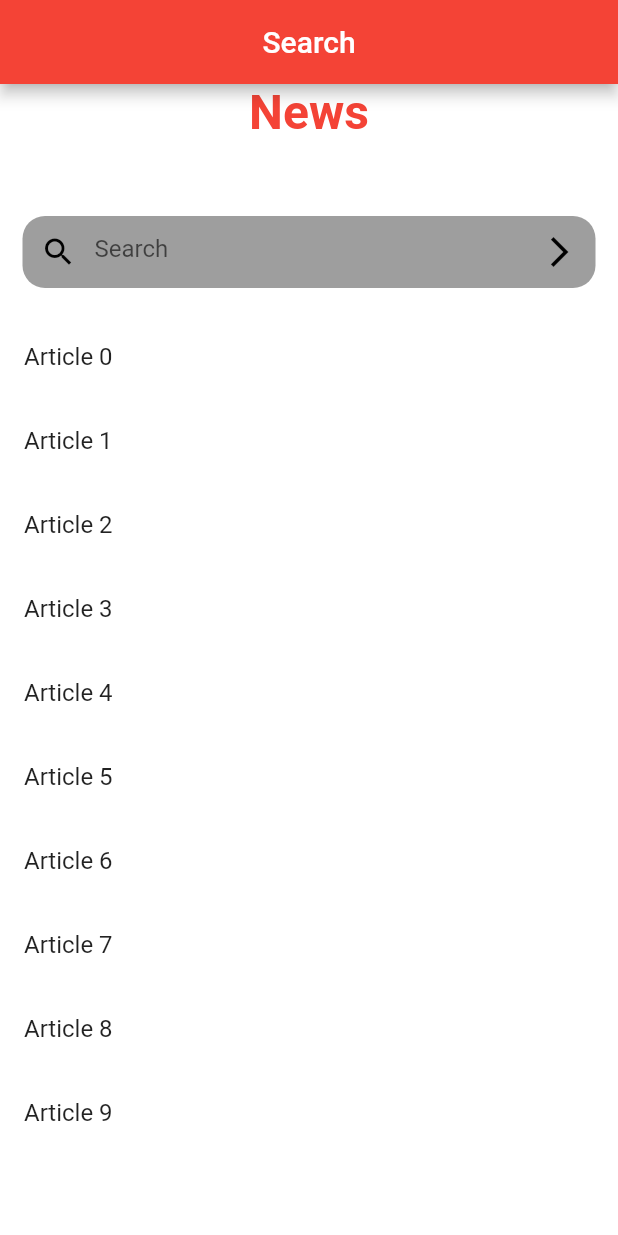
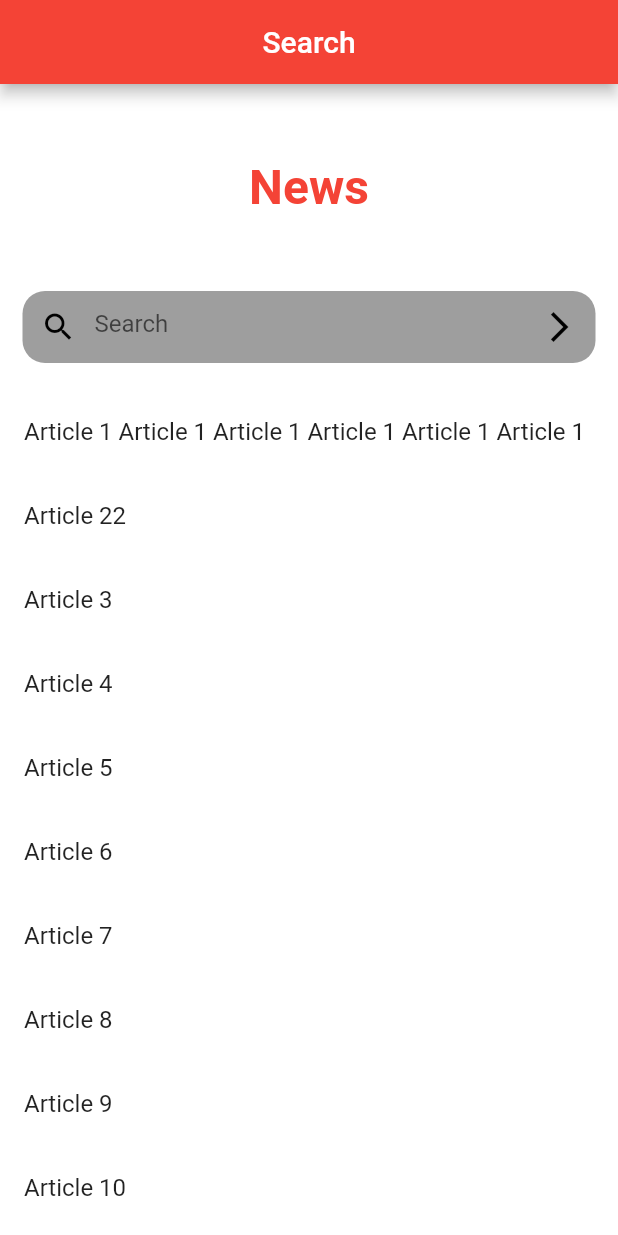
Before and after one commit to XsnakezonX/Flutter_course, a Flutter app: the screen it shows after launch, on a phone screen of 412 x 824 dp. Run offline on Flutter 3.47's test engine with Material 2 defaults, Android fonts, the phone set to English and light mode, and no system bars.

Commit message:
changed page styling

```diff
--- a/demo/lib/search.dart
+++ b/demo/lib/search.dart
@@ -19,14 +19,14 @@ class SearchScreen extends StatefulWidget {
 class _SearchScreenState extends State<SearchScreen> {
   List<Article> articles = [
     Article(
-        title: 'Article 1',
-        author: 'Amy',
+        title: 'Article 1 Article 1 Article 1 Article 1 Article 1 Article 1',
+        author: 'Amyy',
         source: 'Google',
         publishedAt: 'today',
         url: 'www.abc.com'),
     Article(
-        title: 'Article 2',
-        author: 'Bob',
+        title: 'Article 22',
+        author: 'Bobb',
         source: 'Google',
         publishedAt: 'today',
         url: 'www.abc.com'),
@@ -88,14 +88,15 @@ class _SearchScreenState extends State<SearchScreen> {
         backgroundColor: Colors.red,
         title: Center(child: Text('Search')),
       ),
-      body: Column(
+      body: Center(
+        child: Column(
           children: [
-          Center(
-              child: Text('News',
+            SizedBox(height: 50),
+            Text('News',
                 style: TextStyle(
                     color: Colors.red,
                     fontSize: 32,
-                      fontWeight: FontWeight.bold))),
+                    fontWeight: FontWeight.bold)),
             SizedBox(height: 50),
             Padding(
                 padding: const EdgeInsets.fromLTRB(15, 0, 15, 18),
@@ -103,7 +104,8 @@ class _SearchScreenState extends State<SearchScreen> {
                     decoration: InputDecoration(
                   hintText: 'Search',
                   prefixIcon: Icon(Icons.search, color: Colors.black),
-                suffixIcon: Icon(Icons.arrow_forward_ios, color: Colors.black),
+                  suffixIcon:
+                      Icon(Icons.arrow_forward_ios, color: Colors.black),
                   filled: true,
                   fillColor: Colors.grey,
                   border: const UnderlineInputBorder(
@@ -115,7 +117,7 @@ class _SearchScreenState extends State<SearchScreen> {
                     itemCount: articles.length,
                     itemBuilder: (context, index) {
                       return ListTile(
-                      title: Text('Article $index'),
+                        title: Text(articles[index].title),
                         onTap: () {
                           Navigator.push(
                             context,
@@ -129,6 +131,7 @@ class _SearchScreenState extends State<SearchScreen> {
                     }))
           ],
         ),
+      ),
     );
   }
 }
```
Also changed, not shown: demo/lib/article_page.dart (+45 -23 lines). Lines whose indentation alone changed are shown as unchanged.
